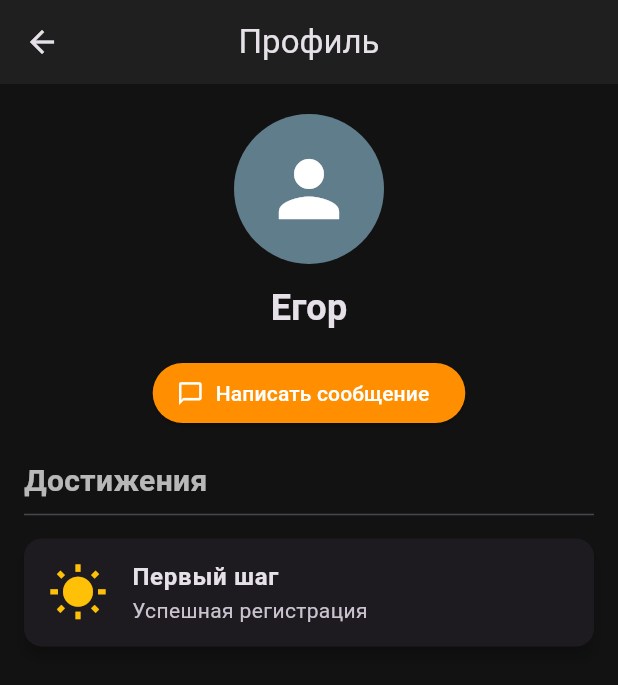
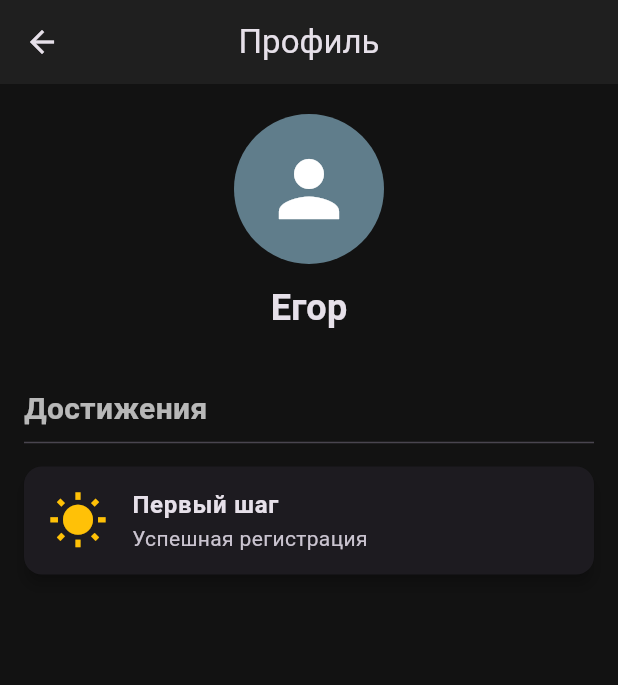
Before and after one commit to Egor1212spec/Zanalytics, a Flutter app: the screen it shows after launch, after a tap on an icon or button, on a phone screen of 412 x 824 dp. Shown: the top 685 px of the screen. Run offline on Flutter 3.47's test engine with Material 3 defaults, Android fonts, the light colour scheme and no system bars; our stand-ins replace confetti, video_player.

Commit message:
убрал говно код v1

```diff
--- a/lib/main.dart
+++ b/lib/main.dart
@@ -1,5 +1,6 @@
 import 'package:flutter/material.dart';
 import 'package:zanalytics/model/achivment.dart';
+import 'package:zanalytics/model/settings_model.dart';
 import 'package:zanalytics/model/user_profile_data.dart';
 import 'package:zanalytics/page/fin_story_screen.dart';
 import 'package:zanalytics/page/friends_list_page.dart';
@@ -14,6 +15,7 @@ void main() {
     description: "Успешная регистрация",
     iconData: Icons.wb_sunny,
   );
+  Settings.initialize(user);
   user.addAchievement(firstAchievement);
   runApp(MyApp(user: user));
 }
--- a/lib/model/chat_message.dart
+++ b/lib/model/chat_message.dart
@@ -1,21 +1,14 @@
-// lib/model/chat_message.dart
+import 'package:zanalytics/model/quiz_models.dart';
 
-import 'package:zanalytics/model/quiz_models.dart'; // <-- Добавьте импорт квиза
-
-// 1. Enum для определения типа сообщения
 enum MessageType { text, quiz }
 
 class ChatMessage {
-  final String? text; // Текст теперь опционален
-  final Quiz? quiz; // Поле для квиза тоже опционально
-  final MessageType type; // Тип сообщения обязателен
+  final String? text;
+  final Quiz? quiz;
+  final MessageType type;
 
   final DateTime timestamp;
   final bool isSentByMe;
-
-  // 2. Создаем два конструктора для удобства
-
-  // Конструктор для текстовых сообщений
   ChatMessage.text({
     required this.text,
     required this.timestamp,
@@ -23,7 +16,6 @@ class ChatMessage {
   }) : type = MessageType.text,
        quiz = null;
 
-  // Конструктор для сообщений с квизом
   ChatMessage.quiz({
     required this.quiz,
     required this.timestamp,
--- a/lib/model/settings_model.dart
+++ b/lib/model/settings_model.dart
@@ -1,11 +1,20 @@
+import 'package:zanalytics/model/user_profile_data.dart';
+
 class Settings {
-  // ИЗМЕНЕНИЕ: Заменяем bool на ValueNotifier<bool>
-  // Это специальный класс, который уведомляет "слушателей" об изменении своего значения.
-  // final darkMode = ValueNotifier<bool>(true);
+  final UserProfileData user;
+  Settings._internal(this.user);
+  static late final Settings _instance;
+  static void initialize(UserProfileData existingUser) {
+    _instance = Settings._internal(existingUser);
+  }
 
-  // Синглтон остается как есть
-  Settings._internal();
-  static final Settings _instance = Settings._internal();
-  static Settings get instance => _instance;
-  factory Settings() => _instance;
+  static Settings get instance {
+    assert(
+      _instance != null,
+      'Вызовите Settings.initialize() перед использованием',
+    );
+    return _instance;
+  }
+
+  factory Settings() => instance;
 }
--- a/lib/model/user_profile_data.dart
+++ b/lib/model/user_profile_data.dart
@@ -34,7 +34,6 @@ class UserProfileData {
   }
 
   void addChatMessage(ChatMessage message) {
-    // <-- Добавьте этот метод
     chatHistory.add(message);
   }
 }
--- a/lib/page/home_page.dart
+++ b/lib/page/home_page.dart
@@ -26,7 +26,7 @@ class _HomePageState extends State<HomePage> {
       Navigator.pushNamed(
         context,
         '/friends',
-        arguments: widget.user,
+        // arguments: widget.user,
       );
     }
   }
@@ -221,20 +221,15 @@ class _operationState extends State<operation> {
   @override
   Widget build(BuildContext context) {
     String x = "1 679";
-    return SizedBox(
-      width: 180,
-      height: 140,
+    return Expanded(
+      flex: 5,
       child: ClipRRect(
         borderRadius: BorderRadius.circular(30.0),
         child: ColoredBox(
           color: const Color.fromARGB(255, 33, 31, 31),
           child: Padding(
-            padding: const EdgeInsets.only(
-              top: 8.0,
-              left: 8.0,
-              right: 8.0,
-              bottom: 8.0,
-            ),
+            padding: const EdgeInsets.all(12),
+
             child: Column(
               crossAxisAlignment: CrossAxisAlignment.start,
               children: [
@@ -285,20 +280,14 @@ class bonus extends StatefulWidget {
 class _bonusState extends State<bonus> {
   @override
   Widget build(BuildContext context) {
-    return SizedBox(
-      width: 140,
-      height: 140,
+    return Expanded(
+      flex: 3,
       child: ClipRRect(
         borderRadius: BorderRadius.circular(30.0),
         child: ColoredBox(
           color: const Color.fromARGB(255, 33, 31, 31),
           child: Padding(
-            padding: EdgeInsets.only(
-              top: 8.0,
-              right: 8.0,
-              left: 8.0,
-              bottom: 8.0,
-            ),
+            padding: EdgeInsets.all(12),
             child: Column(
               crossAxisAlignment: CrossAxisAlignment.start,
               children: [
--- a/lib/page/profile_page.dart
+++ b/lib/page/profile_page.dart
@@ -1,44 +1,11 @@
-// final List<Achievement> achievements = const [
-//   Achievement(
-//     name: "Первый шаг",
-//     description: "Успешно зарегестрироваться.",
-//     iconData: Icons.flag_circle,
-//   ),
-//   Achievement(
-//     name: "Коллекционер",
-//     description: "Собрать 10 редких предметов.",
-//     iconData: Icons.inventory_2,
-//   ),
-//   Achievement(
-//     name: "Исследователь",
-//     description: "Посетить 5 разных локаций.",
-//     iconData: Icons.explore,
-//   ),
-//   Achievement(
-//     name: "Непобедимый",
-//     description: "Пройти уровень без получения урона.",
-//     iconData: Icons.shield,
-//   ),
-//   Achievement(
-//     name: "Мастер на все руки",
-//     description: "Создать 50 уникальных предметов.",
-//     iconData: Icons.construction,
-//   ),
-//   Achievement(
-//     name: "Богач",
-//     description: "Накопить 10,000 золота.",
-//     iconData: Icons.monetization_on,
-//   ),
-// ];
-
 import 'package:flutter/material.dart';
 import 'package:zanalytics/model/achivment.dart';
+import 'package:zanalytics/model/settings_model.dart';
 import 'package:zanalytics/model/user_profile_data.dart';
 import 'package:zanalytics/page/chat_page.dart';
 
 class ProfilePage extends StatefulWidget {
   final UserProfileData userProfile;
-
   const ProfilePage({required this.userProfile, super.key});
 
   @override
@@ -46,6 +13,7 @@ class ProfilePage extends StatefulWidget {
 }
 
 class _ProfilePageState extends State<ProfilePage> {
+  final Settings settings = Settings.instance;
   late final List<Achievement> achievements =
       widget.userProfile.achievements;
 
@@ -79,17 +47,18 @@ class _ProfilePageState extends State<ProfilePage> {
                     fontWeight: FontWeight.bold,
                   ),
                 ),
-                const SizedBox(
-                  height: 16,
-                ), // <-- Добавим отступ
-                // --- НОВАЯ КНОПКА ДЛЯ ПЕРЕХОДА В ЧАТ ---
+                const SizedBox(height: 16),
+
+                if (Settings.instance.user !=
+                    widget.userProfile)
                   ElevatedButton.icon(
                     onPressed: () {
                       Navigator.push(
                         context,
                         MaterialPageRoute(
                           builder: (context) => ChatPage(
-                          friendProfile: widget.userProfile,
+                            friendProfile:
+                                widget.userProfile,
                           ),
                         ),
                       );
@@ -108,7 +77,6 @@ class _ProfilePageState extends State<ProfilePage> {
                       ),
                     ),
                   ),
-                // ------------------------------------
               ],
             ),
           ),
--- a/lib/page/quiz_selection_screen.dart
+++ b/lib/page/quiz_selection_screen.dart
@@ -37,14 +37,11 @@ class _QuizSelectionScreenState
   }
 
   void _onItemTapped(int index) {
-    // Обновляем состояние, чтобы BottomNavigationBar перерисовался
     setState(() {
       _selectedIndex = index;
     });
 
     if (index == 0) {
-      // Предполагаем, что есть главный экран, на который можно вернуться
-      // Если это корневой экран для этой вкладки, то можно ничего не делать или использовать Navigator.popUntil
       Navigator.popAndPushNamed(context, '/');
     }
     if (index == 1) {
@@ -115,8 +112,7 @@ class _QuizSelectionScreenState
         ],
         currentIndex: _selectedIndex,
         selectedItemColor: Colors.amber[800],
-        onTap:
-            _onItemTapped, // Передаем метод без аргументов
+        onTap: _onItemTapped,
       ),
     );
   }
```
Also changed, not shown: lib/data/mock_data_repository.dart (+0 -8 lines), lib/page/chat_page.dart (+4 -31 lines), lib/page/quiz_taking_screen.dart (+3 -11 lines), lib/page/share_with_friend_screen.dart (+0 -10 lines), lib/page/story_widgets.dart (+1 -9 lines). Lines whose indentation alone changed are shown as unchanged.
